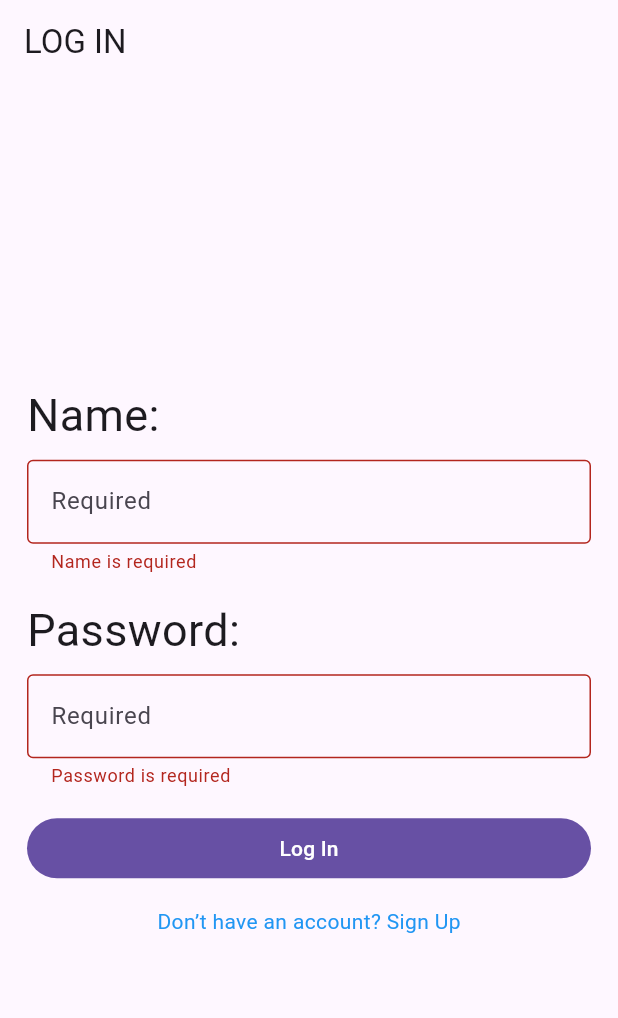
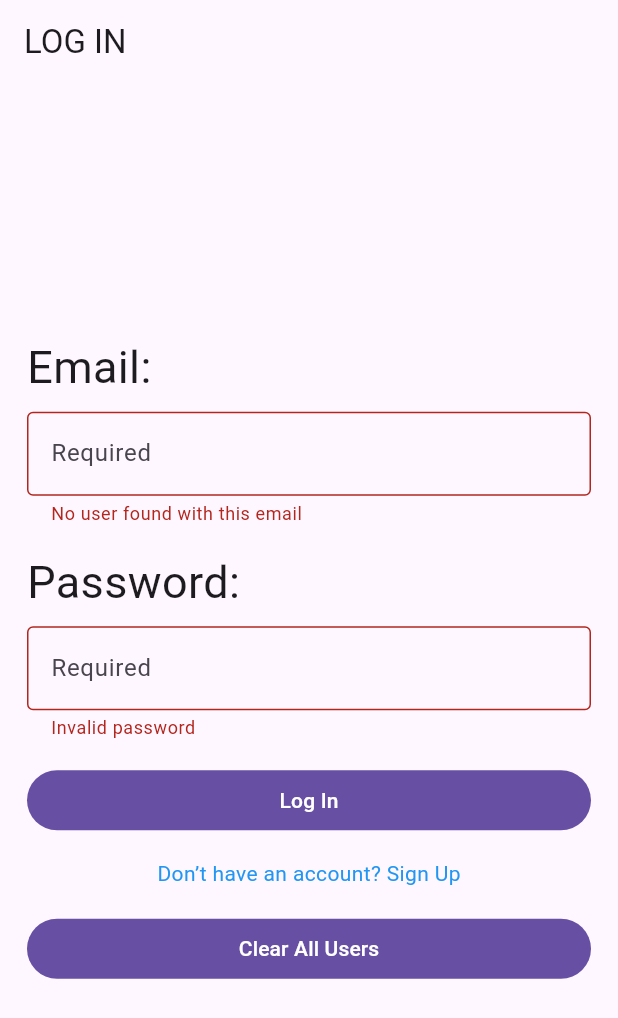
Before and after one commit to JackTse-Conestogac/Mobile_FinalProject_G5, a Flutter app: the screen it shows after launch, after a tap on "Log In", on a phone screen of 412 x 824 dp. Shown: the top 1018 px of the screen. Run offline on Flutter 3.47's test engine with Material 3 defaults, Android fonts, the phone set to English and light mode, and no system bars; our stand-ins replace shared_preferences; network calls fail.

Commit message:
Login Page validation (with minor bug) and Create User and Contact List
create a user account to login, and there's a clear button for clear all user in the database

```diff
--- a/coffee_meet_app/lib/entities/User.dart
+++ b/coffee_meet_app/lib/entities/User.dart
@@ -1,18 +1,14 @@
-import 'Event.dart';
-
-class User{
-  int id;
-  String name;
-  String password;
-  String email;
-  int phone;
-  String occupation;
-  String? facebookUrl;
-  String? linkedInUrl;
-  bool showSocialMedia;
-  bool isAvailable;
-  List<Event> attendEvents = [];
-  List<User> contacts = [];
+class User {
+  final int id;
+  final String name;
+  final String password;
+  final String email;
+  final int phone;
+  final String occupation;
+  final String facebookUrl;
+  final String linkedInUrl;
+  final bool showSocialMedia;
+  final bool isAvailable;
 
   User({
     required this.id,
@@ -21,45 +17,39 @@ class User{
     required this.email,
     required this.phone,
     required this.occupation,
-    this.facebookUrl,
-    this.linkedInUrl,
-    this.showSocialMedia = true,
+    this.facebookUrl = '',
+    this.linkedInUrl = '',
+    this.showSocialMedia = false,
     this.isAvailable = false,
-    this.attendEvents = const [],
-    this.contacts = const [],
   });
 
-  // toJSON method - convert a Product object into JSON
-  Map<String,dynamic> toJSON(){
-    return {"id":this.id,
-      "name":this.name,
-      "password":this.password,
-      "email":this.email,
-      "phone":this.phone,
-      "occupation":this.occupation,
-      "facebookUrl":this.facebookUrl,
-      "linkedInUrl":this.linkedInUrl,
-      "addendEvents":this.attendEvents,
-      "contacts": this.contacts,
+  Map<String, dynamic> toJSON() {
+    return {
+      'id': id,
+      'name': name,
+      'password': password,
+      'email': email,
+      'phone': phone ?? 00000,
+      'occupation': occupation ?? 'None',
+      'facebookUrl': facebookUrl ?? '',
+      'linkedInUrl': linkedInUrl ?? '',
+      'showSocialMedia': showSocialMedia ?? true,
+      'isAvailable': isAvailable ?? false,
     };
   }
-  // fromJSON method - convert JSON into a Product object
-  User.fromJSON(Map<String, dynamic> json)
-      : id = json["id"],
-        name = json["name"],
-        password = json["password"],
-        email = json["email"],
-        phone = json["phone"],
-        occupation = json["occupation"],
-        facebookUrl = json["facebookUrl"],
-        linkedInUrl = json["linkedInUrl"],
-        showSocialMedia = json["showSocialMedia"],
-        isAvailable = json ["isAvailable"],
-        attendEvents = (json["attendEvents"] as List<dynamic>)
-            .map((e) => Event.fromJSON(e))
-            .toList(),
-        contacts = (json["contacts"] as List<dynamic>)
-            .map((c) => User.fromJSON(c))
-            .toList();
 
+  static User fromJSON(Map<String, dynamic> json) {
+    return User(
+      id: json['id'],
+      name: json['name'],
+      password: json['password'],
+      email: json['email'],
+      phone: json['phone'],
+      occupation: json['occupation'],
+      facebookUrl: json['facebookUrl'] ?? '',
+      linkedInUrl: json['linkedInUrl'] ?? '',
+      showSocialMedia: json['showSocialMedia'] ?? true,
+      isAvailable: json['isAvailable'] ?? false,
+    );
+  }
 }
--- a/coffee_meet_app/lib/managers/user_manager.dart
+++ b/coffee_meet_app/lib/managers/user_manager.dart
@@ -1,40 +1,96 @@
 import '../entities/User.dart';
 import '../managers/user_local_storage_manager.dart';
 
+class UserManager {
+  //  User currentUser;
+  //
+  // UserManager({
+  //  required this.currentUser
+  // });
 
-class UserManager{
-  List<User> users;
-  int currentUserId;
+  // Fetch all users from local storage
+  static Future<List<User>> viewAllUsers() async {
+    return await UserLocalStorageManager.getUserList();
+  }
 
-  UserManager({
-    this.users = const [],
-    required this.currentUserId
-  });
+  // CHANGE: Fetch user by email and password
+  Future<User> fetchUser(String email, String password) async {
+    List<User> allUsers = await viewAllUsers();
 
+    // Find the user with the matching email and password
+    return allUsers.firstWhere(
+          (user) =>
+      user.email.toLowerCase() == email.toLowerCase() &&
+          user.password == password,
+    );
 
-  static Future<List<User>> viewAllUsers() async {
-    List<Map<String, dynamic>> usersData = await UserLocalStorageManager.getUserList();
-    print("Fetched Users Data: $usersData"); // Debugging
-
-    List<User> users = usersData.map((data) => User.fromJSON(data)).toList();
-    print("Parsed Users: ${users.map((u) => u.name).toList()}"); // Debugging
-    return users;
   }
 
 
-  void AddUser(){
+  // Add a new user
+  Future<void> addUser(User user) async {
+    int newId = await UserLocalStorageManager.generateId();
+    user = User(
+      id: newId,
+      name: user.name,
+      password: user.password,
+      email: user.email,
+      phone: user.phone,
+      occupation: user.occupation,
+      facebookUrl: user.facebookUrl ?? '',
+      linkedInUrl: user.linkedInUrl ?? '',
+      showSocialMedia: user.showSocialMedia,
+      isAvailable: user.isAvailable,
+    );
 
+    await UserLocalStorageManager.setUser(user);
   }
 
-  void EditUser(){
+  // Edit an existing user
+  Future<void> editUser(int userId, User updatedUser) async {
+    // Fetch all users
+    List<User> allUsers = await viewAllUsers();
 
+    // Find and update the specific user
+    for (int i = 0; i < allUsers.length; i++) {
+      if (allUsers[i].id == userId) {
+        allUsers[i] = updatedUser;
+        break;
+      }
+    }
+
+    // Save the updated user to local storage
+    await UserLocalStorageManager.setUser(updatedUser);
   }
 
-  void DeleteUser(){
-
+  // Delete a user by ID
+  Future<void> deleteUser(int userId) async {
+    await UserLocalStorageManager.deleteUser(userId);
   }
 
-  void CheckLogIn(){
 
+   // Check Email
+  Future<bool>checkEmail(String email) async{
+    List<User> allUsers = await viewAllUsers();
+
+    for (final user in allUsers) {
+      if (user.email.toLowerCase() == email.toLowerCase()) {
+        return true;
+      }
+    }
+    return false;
   }
+
+  // Check Password
+  Future<bool>checkPassword(String password) async{
+    List<User> allUsers = await viewAllUsers();
+
+    for (final user in allUsers) {
+      if (user.password.toLowerCase() == password.toLowerCase()) {
+        return true;
+      }
+    }
+    return false;
+  }
+
 }
--- a/coffee_meet_app/lib/screens/LogInScreen.dart
+++ b/coffee_meet_app/lib/screens/LogInScreen.dart
@@ -1,6 +1,9 @@
 import 'package:flutter/material.dart';
 import 'package:coffee_meet_app/screens/createUser.dart';
 import 'package:coffee_meet_app/screens/TabListScreens.dart';
+import 'package:coffee_meet_app/managers/user_manager.dart';
+import 'package:coffee_meet_app/managers/user_local_storage_manager.dart';
+import 'package:coffee_meet_app/entities/User.dart';
 
 class LogInScreen extends StatefulWidget {
   const LogInScreen({super.key});
@@ -13,38 +16,96 @@ class LogInScreen extends StatefulWidget {
 }
 
 class _LogInScreenState extends State<LogInScreen> {
-  final TextEditingController _nameController = TextEditingController();
+  final TextEditingController _emailController = TextEditingController();
   final TextEditingController _passwordController = TextEditingController();
-
   final _formKey = GlobalKey<FormState>();
-
-  //Temp data for checking
-  // String _name = "Jack";
-  // String _password = "123";
-
-  // bool checkUserName(String name){
-  //   return name == _name;
-  // }
-  // bool checkPassword(String password){
-  //   return password == _password;
-  // }
+  UserManager _userManager = UserManager();
+  String? _emailError;
+  String? _passwordError;
 
 
-  void UserAuthorization(String name, String password){
+  void _navigateToCreateUserScreen(BuildContext context) async {
+    final result = await Navigator.push(
+      context,
+      MaterialPageRoute(builder: (context) => const CreateUserScreen()),
+    );
 
-    // Check user logic here:
+    if (result == true) {
+      // Display a success message (or refresh the UI if necessary)
+      ScaffoldMessenger.of(context).showSnackBar(
+        SnackBar(content: Text("User created successfully! Please log in.")),
+      );
+    }
+  }
 
 
-    //if(checkUserName(name) && checkPassword(password)){
-      Navigator.push(
-        context,
-        MaterialPageRoute(
-          builder: (context) => const TabListScreen(),
-        ),
-      );
-    //}
+  Future<void> _clearAllUsers() async {
+    _emailError = null;
+    _passwordError = null;
+    await UserLocalStorageManager.clearUserList();
+    print("All users have been deleted.");
+  }
 
+  // User Authoraization
+  Future<void> _userAuthorization() async {
+    setState(() {
+      _emailError = null;
+      _passwordError = null;
+    });
 
+    if (_emailController.text.isEmpty) {
+      setState(() {
+        _emailError = 'Email is required';
+        return;
+      });
+
+    }
+
+    if (_passwordController.text.isEmpty) {
+      setState(() {
+        _passwordError = 'Password is required';
+        return;
+      });
+
+    }
+
+    bool emailExists = await _userManager.checkEmail(_emailController.text);
+    if (!emailExists) {
+      setState(() {
+        _emailError = 'No user found with this email';
+        return;
+      });
+
+    }
+
+    bool passwordValid = await _userManager.checkPassword(_passwordController.text);
+    if (!passwordValid) {
+      setState(() {
+        _passwordError = 'Invalid password';
+        return;
+      });
+
+    }
+
+    User loggedInUser = await _userManager.fetchUser(
+      _emailController.text,
+      _passwordController.text,
+    );
+
+    // if (loggedInUser == null) {
+    //   setState(() {
+    //     // _emailError = 'Invalid email or password';
+    //   });
+    //   return;
+    // }
+
+    // If both validations pass, navigate to the next screen
+    Navigator.push(
+      context,
+      MaterialPageRoute(
+        builder: (context) => TabListScreen(user: loggedInUser), // Pass the User object
+      ),
+    );
   }
 
   @override
@@ -63,25 +124,17 @@ class _LogInScreenState extends State<LogInScreen> {
               crossAxisAlignment: CrossAxisAlignment.start,
               children: [
                 const Text(
-                  'Name:',
+                  'Email:',
                   style: TextStyle(fontSize: 30),
                 ),
                 const SizedBox(height: 8),
                 TextFormField(
-                  controller: _nameController,
-                  decoration: const InputDecoration(
+                  controller: _emailController,
+                  decoration: InputDecoration(
                     hintText: 'Required',
-                    border: OutlineInputBorder(),
+                    border: const OutlineInputBorder(),
+                    errorText: _emailError, // Display email error message here
                   ),
-                  validator: (value) {
-                    if (value == null || value.isEmpty) {
-                      return 'Name is required';
-                    }
-                    // else if(value != _name){
-                    //   return "No user found";
-                    // }
-                    return null;
-                  },
                 ),
                 const SizedBox(height: 16),
                 const Text(
@@ -91,35 +144,20 @@ class _LogInScreenState extends State<LogInScreen> {
                 const SizedBox(height: 8),
                 TextFormField(
                   controller: _passwordController,
-                  decoration: const InputDecoration(
+                  decoration: InputDecoration(
                     hintText: 'Required',
-                    border: OutlineInputBorder(),
+                    border: const OutlineInputBorder(),
+                    errorText: _passwordError, // Display password error message here
                   ),
                   keyboardType: TextInputType.text,
                   obscureText: true, // For password fields
-                  validator: (value) {
-                    if (value == null || value.isEmpty) {
-                      return 'Password is required';
-                    }
-                    // else if(value != _password){
-                    //   return 'Invalid password';
-                    // }
-                    return null;
-                  },
                 ),
                 const SizedBox(height: 16),
                 Center(
                   child: SizedBox(
                     width: double.infinity,
                     child: FilledButton(
-                      onPressed: () {
-                        if (_formKey.currentState!.validate()) {
-                          //  login logic here
-                          UserAuthorization(_nameController.text, _passwordController.text);
-
-
-                        }
-                      },
+                      onPressed: _userAuthorization, // Use the new validation function
                       child: const Text('Log In'),
                     ),
                   ),
@@ -127,22 +165,23 @@ class _LogInScreenState extends State<LogInScreen> {
                 const SizedBox(height: 15), // Space before the link
                 Center(
                   child: GestureDetector(
-                    onTap: () {
-                      // Navigate to the Sign-Up screen
-                      Navigator.push(
-                        context,
-                        MaterialPageRoute(
-                          builder: (context) => const CreateUserScreen(),
-                        ),
-                      );
-                    },
+                    onTap: () => _navigateToCreateUserScreen(context),
                     child: const Text(
                       'Don’t have an account? Sign Up',
                       style: TextStyle(
                         fontSize: 14,
                         color: Colors.blue,
-                        //decoration: TextDecoration.underline,
                       ),
+                    ),
+                  ),
+                ),
+                const SizedBox(height: 16),
+                Center(
+                  child: SizedBox(
+                    width: double.infinity,
+                    child: FilledButton(
+                      onPressed: _clearAllUsers,
+                      child: const Text('Clear All Users'),
                     ),
                   ),
                 ),
--- a/coffee_meet_app/lib/screens/TabListScreens.dart
+++ b/coffee_meet_app/lib/screens/TabListScreens.dart
@@ -1,25 +1,32 @@
+import 'package:coffee_meet_app/managers/user_manager.dart';
 import 'package:coffee_meet_app/screens/createUser.dart';
 import 'package:coffee_meet_app/screens/eventListView.dart';
 import 'package:coffee_meet_app/screens/createEvent.dart';
 import 'package:flutter/material.dart';
+import 'package:coffee_meet_app/entities/User.dart';
 
 import 'attendingEventView.dart';
 import 'contactListView.dart';
+import 'package:coffee_meet_app/managers/user_manager.dart';
 
 class TabListScreen extends StatefulWidget {
-  const TabListScreen({super.key});
+  final User user;
+  const TabListScreen({super.key, required this.user});
+
+
   @override
   State<TabListScreen> createState() => _TabListScreenState();
 }
 
 class _TabListScreenState extends State<TabListScreen> {
+
   @override
   Widget build(BuildContext context) {
     return DefaultTabController(
         length: 3,
         child: Scaffold(
           appBar: AppBar(
-            title: Text("TEMPNAME"),
+            title: Text("${widget.user.name} UserID: ${widget.user.id}"),
             bottom: const TabBar(
               tabs: [
                 Tab(
```
Also changed, not shown: coffee_meet_app/lib/managers/user_local_storage_manager.dart (+38 -38 lines), coffee_meet_app/lib/screens/contactListView.dart (+16 -0 lines), coffee_meet_app/lib/screens/createUser.dart (+60 -22 lines).
